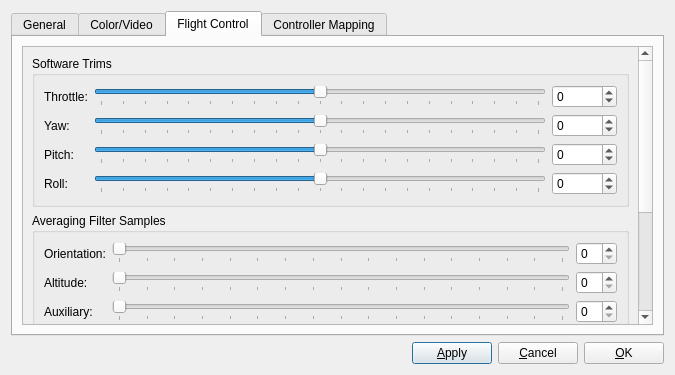
gcsmith/ktgt-uav-desktop, file heliview/src/SettingsDialog.ui: the form before one commit.
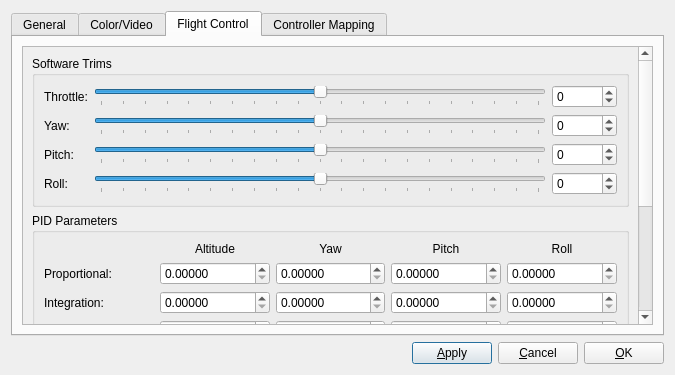
The form after the commit. The open tabs and pages were chosen to show the change.

Commit message: uncommented send color - implemented all PID AXES in gui

What changed in the file:
```diff
--- a/heliview/src/SettingsDialog.ui
+++ b/heliview/src/SettingsDialog.ui
@@ -516,9 +516,9 @@
           <property name="geometry">
            <rect>
             <x>0</x>
-            <y>-132</y>
-            <width>613</width>
-            <height>507</height>
+            <y>0</y>
+            <width>615</width>
+            <height>432</height>
            </rect>
           </property>
           <layout class="QVBoxLayout" name="verticalLayout_2">
@@ -712,7 +712,197 @@
             </widget>
            </item>
            <item>
-            <widget class="QGroupBox" name="groupBox_5">
+            <widget class="QGroupBox" name="gb_pid">
+             <property name="title">
+              <string>PID Parameters</string>
+             </property>
+             <layout class="QGridLayout" name="gridLayout_12">
+              <item row="1" column="0">
+               <widget class="QLabel" name="lbl_pid_Kp">
+                <property name="text">
+                 <string>Proportional:</string>
+                </property>
+               </widget>
+              </item>
+              <item row="2" column="0">
+               <widget class="QLabel" name="lbl_pid_Ki">
+                <property name="text">
+                 <string>Integration:</string>
+                </property>
+               </widget>
+              </item>
+              <item row="3" column="0">
+               <widget class="QLabel" name="lbl_pid_Kd">
+                <property name="text">
+                 <string>Derivative:</string>
+                </property>
+               </widget>
+              </item>
+              <item row="2" column="1">
+               <widget class="QDoubleSpinBox" name="spin_alt_ki">
+                <property name="decimals">
+                 <number>5</number>
+                </property>
+                <property name="singleStep">
+                 <double>0.000010000000000</double>
+                </property>
+               </widget>
+              </item>
+              <item row="3" column="1">
+               <widget class="QDoubleSpinBox" name="spin_alt_kd">
+                <property name="decimals">
+                 <number>5</number>
+                </property>
+                <property name="singleStep">
+                 <double>0.000010000000000</double>
+                </property>
+               </widget>
+              </item>
+              <item row="1" column="1">
+               <widget class="QDoubleSpinBox" name="spin_alt_kp">
+                <property name="decimals">
+                 <number>5</number>
+                </property>
+                <property name="singleStep">
+                 <double>0.000010000000000</double>
+                </property>
+               </widget>
+              </item>
+              <item row="1" column="2">
+               <widget class="QDoubleSpinBox" name="spin_yaw_kp">
+                <property name="decimals">
+                 <number>5</number>
+                </property>
+                <property name="singleStep">
+                 <double>0.000010000000000</double>
+                </property>
+               </widget>
+              </item>
+              <item row="2" column="2">
+               <widget class="QDoubleSpinBox" name="spin_yaw_ki">
+                <property name="decimals">
+                 <number>5</number>
+                </property>
+                <property name="singleStep">
+                 <double>0.000010000000000</double>
+                </property>
+               </widget>
+              </item>
+              <item row="3" column="2">
+               <widget class="QDoubleSpinBox" name="spin_yaw_kd">
+                <property name="decimals">
+                 <number>5</number>
+                </property>
+                <property name="singleStep">
+                 <double>0.000010000000000</double>
+                </property>
+               </widget>
+              </item>
+              <item row="1" column="3">
+               <widget class="QDoubleSpinBox" name="spin_pitch_kp">
+                <property name="decimals">
+                 <number>5</number>
+                </property>
+                <property name="singleStep">
+                 <double>0.000010000000000</double>
+                </property>
+               </widget>
+              </item>
+              <item row="2" column="3">
+               <widget class="QDoubleSpinBox" name="spin_pitch_ki">
+                <property name="decimals">
+                 <number>5</number>
+                </property>
+                <property name="singleStep">
+                 <double>0.000010000000000</double>
+                </property>
+               </widget>
+              </item>
+              <item row="3" column="3">
+               <widget class="QDoubleSpinBox" name="spin_pitch_kd">
+                <property name="decimals">
+                 <number>5</number>
+                </property>
+                <property name="singleStep">
+                 <double>0.000010000000000</double>
+                </property>
+               </widget>
+              </item>
+              <item row="2" column="4">
+               <widget class="QDoubleSpinBox" name="spin_roll_ki">
+                <property name="decimals">
+                 <number>5</number>
+                </property>
+                <property name="singleStep">
+                 <double>0.000010000000000</double>
+                </property>
+               </widget>
+              </item>
+              <item row="3" column="4">
+               <widget class="QDoubleSpinBox" name="spin_roll_kd">
+                <property name="decimals">
+                 <number>5</number>
+                </property>
+                <property name="singleStep">
+                 <double>0.000010000000000</double>
+                </property>
+               </widget>
+              </item>
+              <item row="1" column="4">
+               <widget class="QDoubleSpinBox" name="spin_roll_kp">
+                <property name="decimals">
+                 <number>5</number>
+                </property>
+                <property name="singleStep">
+                 <double>0.000010000000000</double>
+                </property>
+               </widget>
+              </item>
+              <item row="0" column="2">
+               <widget class="QLabel" name="lbl_pid_yaw">
+                <property name="text">
+                 <string>Yaw</string>
+                </property>
+                <property name="alignment">
+                 <set>Qt::AlignCenter</set>
+                </property>
+               </widget>
+              </item>
+              <item row="0" column="1">
+               <widget class="QLabel" name="lbl_pid_alt">
+                <property name="text">
+                 <string>Altitude</string>
+                </property>
+                <property name="alignment">
+                 <set>Qt::AlignCenter</set>
+                </property>
+               </widget>
+              </item>
+              <item row="0" column="3">
+               <widget class="QLabel" name="lbl_pid_pitch">
+                <property name="text">
+                 <string>Pitch</string>
+                </property>
+                <property name="alignment">
+                 <set>Qt::AlignCenter</set>
+                </property>
+               </widget>
+              </item>
+              <item row="0" column="4">
+               <widget class="QLabel" name="lbl_pid_roll">
+                <property name="text">
+                 <string>Roll</string>
+                </property>
+                <property name="alignment">
+                 <set>Qt::AlignCenter</set>
+                </property>
+               </widget>
+              </item>
+             </layout>
+            </widget>
+           </item>
+           <item>
+            <widget class="QGroupBox" name="gb_avg_filter">
              <property name="title">
               <string>Averaging Filter Samples</string>
              </property>
@@ -852,96 +1042,6 @@
              </layout>
             </widget>
            </item>
-           <item>
-            <widget class="QGroupBox" name="groupBox_6">
-             <property name="title">
-              <string>PID Parameters</string>
-             </property>
-             <layout class="QGridLayout" name="gridLayout_12">
-              <item row="0" column="1">
-               <widget class="QSlider" name="slideKp">
-                <property name="maximum">
-                 <number>100000</number>
-                </property>
-                <property name="orientation">
-                 <enum>Qt::Horizontal</enum>
-                </property>
-               </widget>
-              </item>
-              <item row="0" column="0">
-               <widget class="QLabel" name="lblKp">
-                <property name="text">
-                 <string>Proportional:</string>
-                </property>
-               </widget>
-              </item>
-              <item row="1" column="1">
-               <widget class="QSlider" name="slideKi">
-                <property name="maximum">
-                 <number>100000</number>
-                </property>
-                <property name="orientation">
-                 <enum>Qt::Horizontal</enum>
-                </property>
-               </widget>
-              </item>
-              <item row="2" column="1">
-               <widget class="QSlider" name="slideKd">
-                <property name="maximum">
-                 <number>100000</number>
-                </property>
-                <property name="orientation">
-                 <enum>Qt::Horizontal</enum>
-                </property>
-               </widget>
-              </item>
-              <item row="1" column="0">
-               <widget class="QLabel" name="lblKi">
-                <property name="text">
-                 <string>Integration:</string>
-                </property>
-               </widget>
-              </item>
-              <item row="2" column="0">
-               <widget class="QLabel" name="lblKd">
-                <property name="text">
-                 <string>Derivative:</string>
-                </property>
-               </widget>
-              </item>
-              <item row="0" column="2">
-               <widget class="QDoubleSpinBox" name="spinKp">
-                <property name="decimals">
-                 <number>5</number>
-                </property>
-                <property name="singleStep">
-                 <double>0.000010000000000</double>
-                </property>
-               </widget>
-              </item>
-              <item row="1" column="2">
-               <widget class="QDoubleSpinBox" name="spinKi">
-                <property name="decimals">
-                 <number>5</number>
-                </property>
-                <property name="singleStep">
-                 <double>0.000010000000000</double>
-                </property>
-               </widget>
-              </item>
-              <item row="2" column="2">
-               <widget class="QDoubleSpinBox" name="spinKd">
-                <property name="decimals">
-                 <number>5</number>
-                </property>
-                <property name="singleStep">
-                 <double>0.000010000000000</double>
-                </property>
-               </widget>
-              </item>
-             </layout>
-            </widget>
-           </item>
            <item>
             <spacer name="verticalSpacer_4">
              <property name="orientation">
```
Left out of the diff: 202 changed lines with no effect on the pictures. The commit also changes 7 other files.
